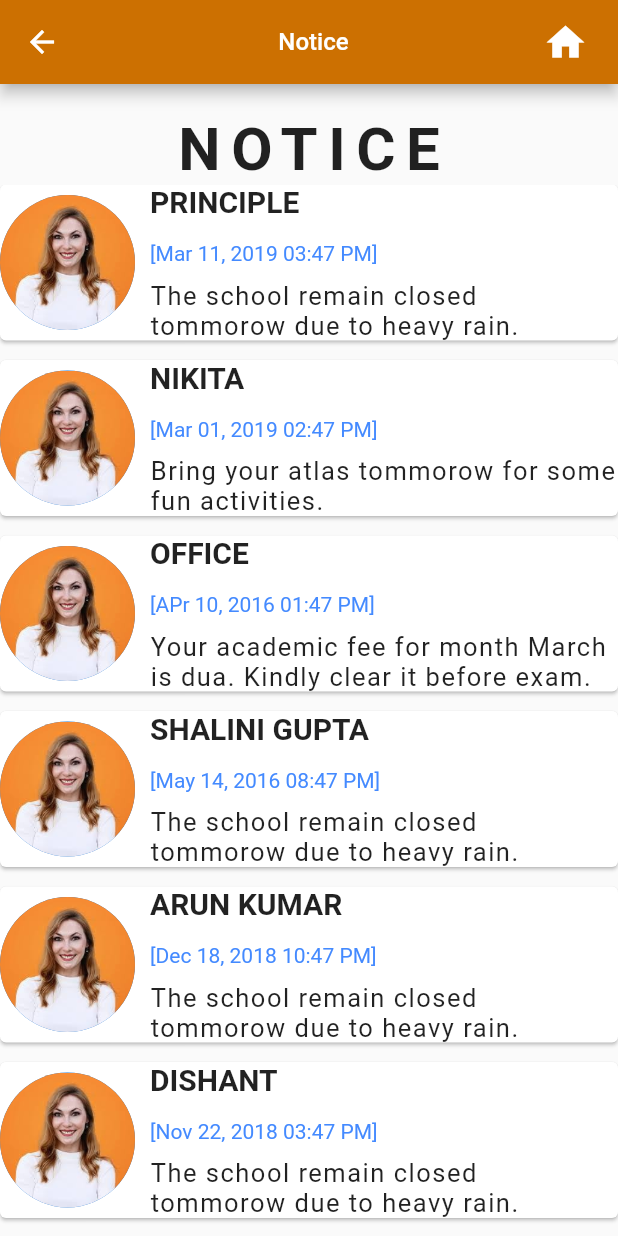
After one commit to dishant-123/schoolApp, a Flutter app: the Notice screen opened by its route, on a phone screen of 412 x 824 dp. The commit adds this screen. Run offline on Flutter 3.47's test engine with Material 2 defaults, Android fonts, the light colour scheme and no system bars; our stand-ins replace font_awesome_flutter.

Commit message:
day2 extend

```diff
--- a/lib/components/drawer.dart
+++ b/lib/components/drawer.dart
@@ -19,9 +19,9 @@ class DrawerCode extends StatelessWidget {
           ),
 
           ListTileCode(text: 'Home', iconType: Icons.home),
-          ListTileCode(text: 'Profile', iconType: Icons.account_circle, navigateScreen: 'profile',),
+          ListTileCode(text: 'Profile', iconType: Icons.account_circle, routeName: 'profile',),
           ListTileCode(text: 'Siblings', iconType: Icons.people),
-          ListTileCode(text: 'About School', iconType: Icons.school),
+          ListTileCode(text: 'About School', iconType: Icons.school, routeName: 'aboutUs',),
           ListTileCode(text: 'Notifications', iconType: Icons.notifications),
           ListTileCode(text: 'TechnicalSupport', iconType: Icons.call),
           ListTileCode(text: 'Emergency No.', iconType: Icons.call_to_action),
--- a/lib/components/listTile.dart
+++ b/lib/components/listTile.dart
@@ -3,13 +3,13 @@ import '../screens/profile_screen.dart';
 class ListTileCode extends StatelessWidget {
   String text;
   IconData iconType;
-  String navigateScreen;
-  ListTileCode({@required this.text,@required this.iconType, this.navigateScreen});
+  String routeName;
+  ListTileCode({@required this.text,@required this.iconType, this.routeName});
   @override
   Widget build(BuildContext context) {
     return ListTile(
         onTap: () {
-                Navigator.pushNamed(context, navigateScreen);
+                Navigator.pushNamed(context, routeName);
 //                Navigator.pop(context);
         },
         leading: Icon(iconType, color: Colors.black,size: 30.0,),
--- /dev/null
+++ b/lib/components/notice_card.dart
@@ -0,0 +1,56 @@
+import 'package:flutter/material.dart';
+
+class NoticeCard extends StatelessWidget {
+  String name, date, imageUrl, text;
+  NoticeCard({this.name, this.imageUrl, this.date, this.text});
+  @override
+  Widget build(BuildContext context) {
+    return Card(
+      margin: EdgeInsets.only(bottom: 13.0),
+      child: Row(
+        children: <Widget>[
+          CircleAvatar(
+            radius: 45.0,
+            backgroundImage: AssetImage('assets/$imageUrl.jpg'),
+          ),
+          SizedBox(
+            width: 10.0,
+          ),
+          Expanded(
+            child: Column(
+              crossAxisAlignment: CrossAxisAlignment.start,
+              children: <Widget>[
+                Text(
+                  name,
+                  style: TextStyle(
+                    fontSize: 20.0,
+                    fontWeight: FontWeight.bold,
+                  ),
+                ),
+                SizedBox(
+                  height: 15.0,
+                ),
+                Text(
+                  date,
+                  style: TextStyle(
+                    color: Colors.blueAccent,
+                  ),
+                ),
+                SizedBox(
+                  height: 10.0,
+                ),
+                Text(
+                  text,
+                  style: TextStyle(
+                    fontSize: 17.0,
+                    letterSpacing: 1.0,
+                  ),
+                ),
+              ],
+            ),
+          ),
+        ],
+      ),
+    );
+  }
+}
--- a/lib/main.dart
+++ b/lib/main.dart
@@ -1,6 +1,8 @@
 import 'package:flutter/material.dart';
 import 'package:schoolapp/components/photo_gallery_card.dart';
+import 'package:schoolapp/screens/about_us.dart';
 import 'package:schoolapp/screens/image_gallery.dart';
+import 'package:schoolapp/screens/notice.dart';
 import 'package:schoolapp/screens/photo_gallery_images.dart';
 import 'package:schoolapp/screens/profile_screen.dart';
 import 'screens/homeScreen.dart';
@@ -18,7 +20,9 @@ class MyApp extends StatelessWidget {
         '/' : (context) => HomeScreen(),
         'profile' : (context) => Profile(),
         'imageGallery' : (context) => ImageGallery(),
-        'imageGalleryImages' : (context) => PhotoGalleryImages()
+        'imageGalleryImages' : (context) => PhotoGalleryImages(),
+        'aboutUs' : (context) => AboutUs(),
+        'notice' : (context) => Notice(),
       },
     );
   }
--- a/lib/screens/home_screen_all_card.dart
+++ b/lib/screens/home_screen_all_card.dart
@@ -21,7 +21,7 @@ class _HomeScreenAllCardsState extends State<HomeScreenAllCards> {
           ),
           Row(
             children: <Widget>[
-              HomeScreenCard(imageName: 'notice',text: 'Notice',),
+              HomeScreenCard(imageName: 'notice',text: 'Notice',routeName: 'notice',),
               HomeScreenCard(imageName: 'events',text: 'Events',),
               HomeScreenCard(imageName: 'marks',text: 'Marks',),
             ],
--- /dev/null
+++ b/lib/screens/notice.dart
@@ -0,0 +1,62 @@
+import 'package:flutter/cupertino.dart';
+import 'package:flutter/material.dart';
+import 'package:schoolapp/components/notice_card.dart';
+
+class Notice extends StatelessWidget {
+  @override
+  Widget build(BuildContext context) {
+    return Scaffold(
+      appBar: AppBar(
+        backgroundColor: Color(0xFFCC7001),
+        title: Center(
+          child: Text(
+            'Notice',
+            style: TextStyle(fontSize: 16.0),
+          ),
+        ),
+        actions: <Widget>[
+          Padding(
+            padding: EdgeInsets.only(right: 20.0),
+            child: GestureDetector(
+              onTap: () {
+                Navigator.pushNamed(context, '/');
+              },
+              child: Icon(
+                Icons.home,
+                size: 30.0,
+              ),
+            ),
+          ),
+        ],
+      ),
+      body: Column(
+        children: <Widget>[
+          SizedBox(
+            height: 20.0,
+          ),
+          Center(
+            child: Text(
+              'NOTICE',
+              style: TextStyle(
+                  fontWeight: FontWeight.bold,
+                  letterSpacing: 7,
+                  fontSize: 40.0),
+            ),
+          ),
+          Expanded(
+            child: ListView(
+              children: <Widget>[
+                NoticeCard(name: 'PRINCIPLE',imageUrl: 'profileGirl',date: '[Mar 11, 2019 03:47 PM]',text: 'The school remain closed tommorow due to heavy rain.',),
+                NoticeCard(name: 'NIKITA',imageUrl: 'profileGirl',date: '[Mar 01, 2019 02:47 PM]',text: 'Bring your atlas tommorow for some fun activities.',),
+                NoticeCard(name: 'OFFICE',imageUrl: 'profileGirl',date: '[APr 10, 2016 01:47 PM]',text: 'Your academic fee for month March is dua. Kindly clear it before exam.',),
+                NoticeCard(name: 'SHALINI GUPTA',imageUrl: 'profileGirl',date: '[May 14, 2016 08:47 PM]',text: 'The school remain closed tommorow due to heavy rain.',),
+                NoticeCard(name: 'ARUN KUMAR',imageUrl: 'profileGirl',date: '[Dec 18, 2018 10:47 PM]',text: 'The school remain closed tommorow due to heavy rain.',),
+                NoticeCard(name: 'DISHANT',imageUrl: 'profileGirl',date: '[Nov 22, 2018 03:47 PM]',text: 'The school remain closed tommorow due to heavy rain.',),
+              ],
+            ),
+          )
+        ],
+      ),
+    );
+  }
+}
```
Also changed, not shown: lib/components/about_us_card.dart (added, +24 -0 lines), lib/screens/about_us.dart (added, +96 -0 lines), assets/profileGirl.jpg (added).
